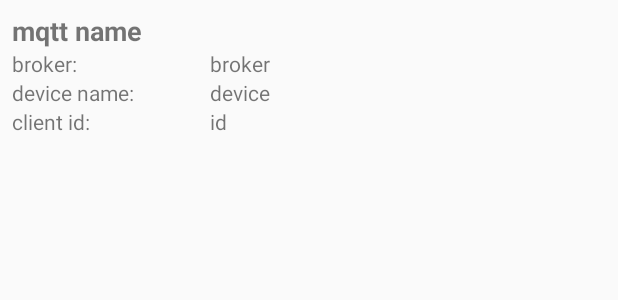
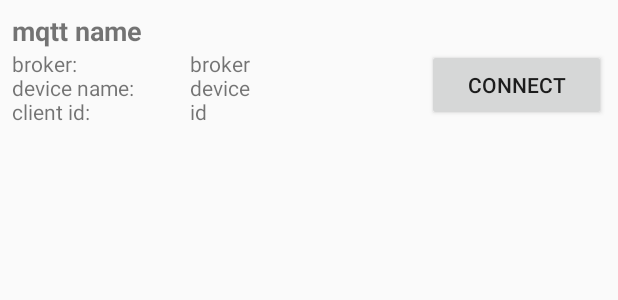
Before and after one commit to Sway-Light/sway-light-connect-android, an Android app: the layout mqtt_list_item.xml on its own in the app's theme, with its tools: preview values and no code run, on a phone screen of 412 x 824 dp. Shown: the top 300 px of the screen. Run offline under Robolectric (Android 15) with nearby library versions, the phone set to English and light mode, and no system bars.

Commit message:
新增連結到目前UI實作的路徑

```diff
--- a/MqttTester/src/main/res/layout/activity_connect.xml
+++ b/MqttTester/src/main/res/layout/activity_connect.xml
@@ -115,6 +115,12 @@
             android:layout_height="wrap_content"
             android:text="Connect" />
 
+        <Button
+            android:id="@+id/connect_to_main_button"
+            android:layout_width="match_parent"
+            android:layout_height="wrap_content"
+            android:text="Main" />
+
         <ListView
             android:id="@+id/mqtt_listview"
             android:layout_width="match_parent"
--- a/MqttTester/src/main/res/layout/mqtt_list_item.xml
+++ b/MqttTester/src/main/res/layout/mqtt_list_item.xml
@@ -4,7 +4,9 @@
     xmlns:app="http://schemas.android.com/apk/res-auto"
     xmlns:tools="http://schemas.android.com/tools"
     android:layout_width="match_parent"
-    android:layout_height="match_parent">
+    android:layout_height="match_parent"
+    android:focusable="false"
+    >
 
     <LinearLayout
         android:layout_width="0dp"
@@ -13,12 +15,14 @@
         android:orientation="vertical"
         android:padding="8dp"
         android:weightSum="3"
+        android:focusable="false"
         app:layout_constraintEnd_toEndOf="parent"
         app:layout_constraintStart_toStartOf="parent"
         app:layout_constraintTop_toTopOf="parent">
 
         <TextView
             android:id="@+id/mqtt_name_textview"
+            android:focusable="false"
             android:layout_width="match_parent"
             android:layout_height="wrap_content"
             android:layout_gravity="center_vertical"
@@ -27,19 +31,22 @@
             android:textStyle="bold" />
 
         <LinearLayout
+            android:focusable="false"
             android:layout_width="match_parent"
             android:layout_height="wrap_content"
             android:orientation="horizontal"
-            android:weightSum="3">
+            android:weightSum="10">
 
             <LinearLayout
+                android:focusable="false"
                 android:layout_width="0dp"
                 android:layout_height="match_parent"
-                android:layout_weight="1"
+                android:layout_weight="3"
                 android:orientation="vertical"
                 android:weightSum="3">
 
                 <TextView
+                    android:focusable="false"
                     android:id="@+id/textView"
                     android:layout_width="match_parent"
                     android:layout_height="wrap_content"
@@ -47,12 +54,14 @@
                     android:text="broker:" />
 
                 <TextView
+                    android:focusable="false"
                     android:layout_width="match_parent"
                     android:layout_height="wrap_content"
                     android:layout_weight="1"
                     android:text="device name:" />
 
                 <TextView
+                    android:focusable="false"
                     android:layout_width="match_parent"
                     android:layout_height="wrap_content"
                     android:layout_weight="1"
@@ -60,14 +69,16 @@
             </LinearLayout>
 
             <LinearLayout
+                android:focusable="false"
                 android:layout_width="0dp"
                 android:layout_height="match_parent"
-                android:layout_weight="2"
+                android:layout_weight="4"
                 android:orientation="vertical"
                 android:weightSum="3">
 
                 <TextView
                     android:id="@+id/broker_textview"
+                    android:focusable="false"
                     android:layout_width="match_parent"
                     android:layout_height="wrap_content"
                     android:layout_gravity="center_vertical"
@@ -76,6 +87,7 @@
 
                 <TextView
                     android:id="@+id/device_name_textview"
+                    android:focusable="false"
                     android:layout_width="match_parent"
                     android:layout_height="wrap_content"
                     android:layout_weight="1"
@@ -83,12 +95,21 @@
 
                 <TextView
                     android:id="@+id/cliet_id_textview"
+                    android:focusable="false"
                     android:layout_width="match_parent"
                     android:layout_height="wrap_content"
                     android:layout_weight="1"
                     android:text="id" />
             </LinearLayout>
 
+            <Button
+                android:id="@+id/item_connect_button"
+                android:focusable="false"
+                android:layout_width="0dp"
+                android:layout_height="wrap_content"
+                android:layout_weight="3"
+                android:text="@string/connect" />
+
         </LinearLayout>
 
     </LinearLayout>
```
Also changed, not shown: MqttTester/src/main/AndroidManifest.xml (+8 -4 lines), MqttTester/src/main/java/com/swaylight/ConnectActivity.java (+48 -32 lines), MqttTester/src/main/java/com/swaylight/SwayLightMainActivity.kt (added, +12 -0 lines), MqttTester/src/main/res/layout/activity_sway_light_main.xml (added, +9 -0 lines), 1 other file.
